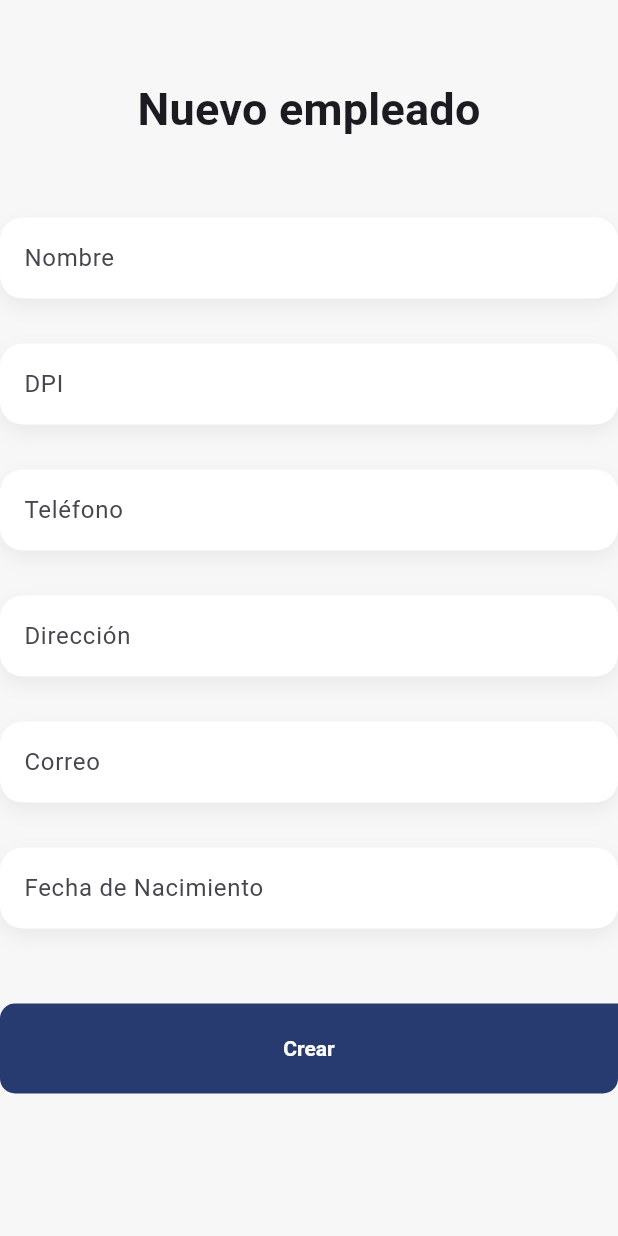
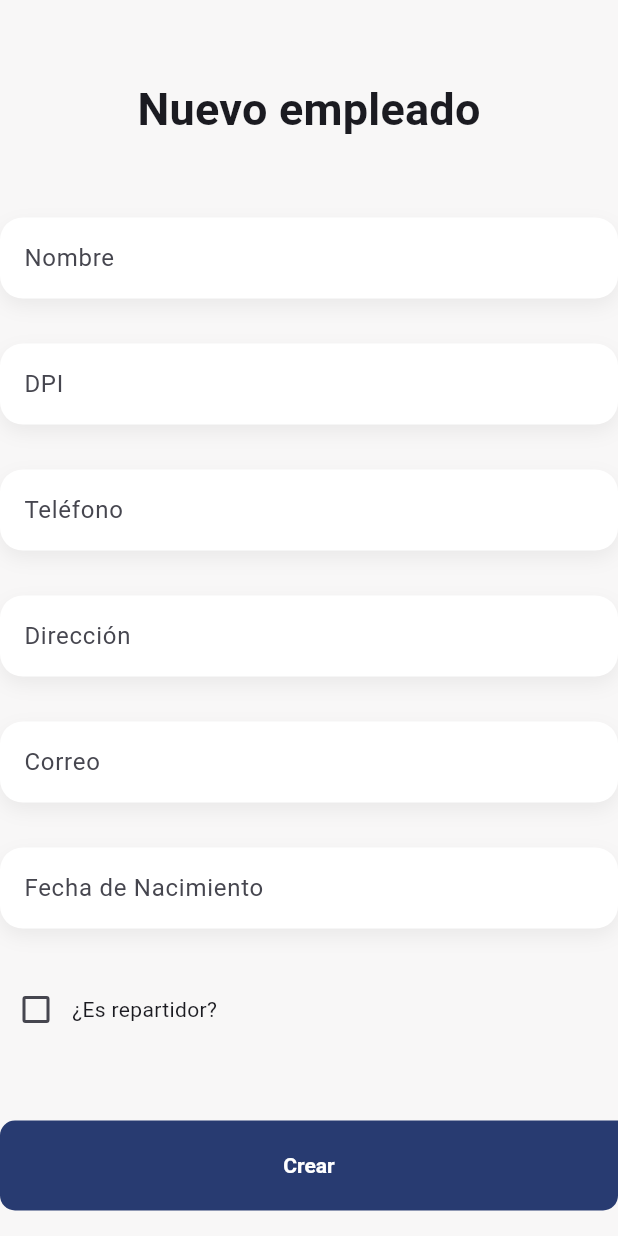
Before and after one commit to KevinMonterros0/Monarca, a Flutter app: the _CreateEmployeeForm widget shown alone on an empty page, opened directly, on a phone screen of 412 x 824 dp. Run offline on Flutter 3.47's test engine with Material 3 defaults, Android fonts, the phone set to English and light mode, and no system bars; our stand-ins replace dio, flutter_dotenv, flutter_riverpod, formz, go_router, google_fonts and 2 more; accounts and stored records are empty; statements that could not run were skipped.

Commit message:
Creación de campo repartidor

```diff
--- a/lib/features/empleados/presentation/screens/empleados_crear.dart
+++ b/lib/features/empleados/presentation/screens/empleados_crear.dart
@@ -77,6 +77,7 @@ class _CreateEmployeeFormState extends ConsumerState<_CreateEmployeeForm> {
   final TextEditingController _correoController = TextEditingController();
   final TextEditingController _fechaNacimientoController = TextEditingController();
 
+  bool _isRepartidor = false;
   DateTime? _fechaNacimiento;
 
   Future<void> _selectDate(BuildContext context) async {
@@ -110,6 +111,7 @@ class _CreateEmployeeFormState extends ConsumerState<_CreateEmployeeForm> {
       'Direccion': _direccionController.text,
       'Correo': _correoController.text,
       'Fec_nacimiento': _fechaNacimiento!.toIso8601String(),
+      'repartidor': _isRepartidor,
     };
     final token = await KeyValueStorageServiceImpl().getValue<String>('token');
     final response = await http.post(
@@ -184,6 +186,21 @@ class _CreateEmployeeFormState extends ConsumerState<_CreateEmployeeForm> {
             ),
           ),
         ),
+        const SizedBox(height: 30),
+
+        Row(
+          children: [
+            Checkbox(
+              value: _isRepartidor,
+              onChanged: (bool? value) {
+                setState(() {
+                  _isRepartidor = value ?? false;
+                });
+              },
+            ),
+            const Text('¿Es repartidor?'),
+          ],
+        ),
         const SizedBox(height: 50),
 
         SizedBox(
```
